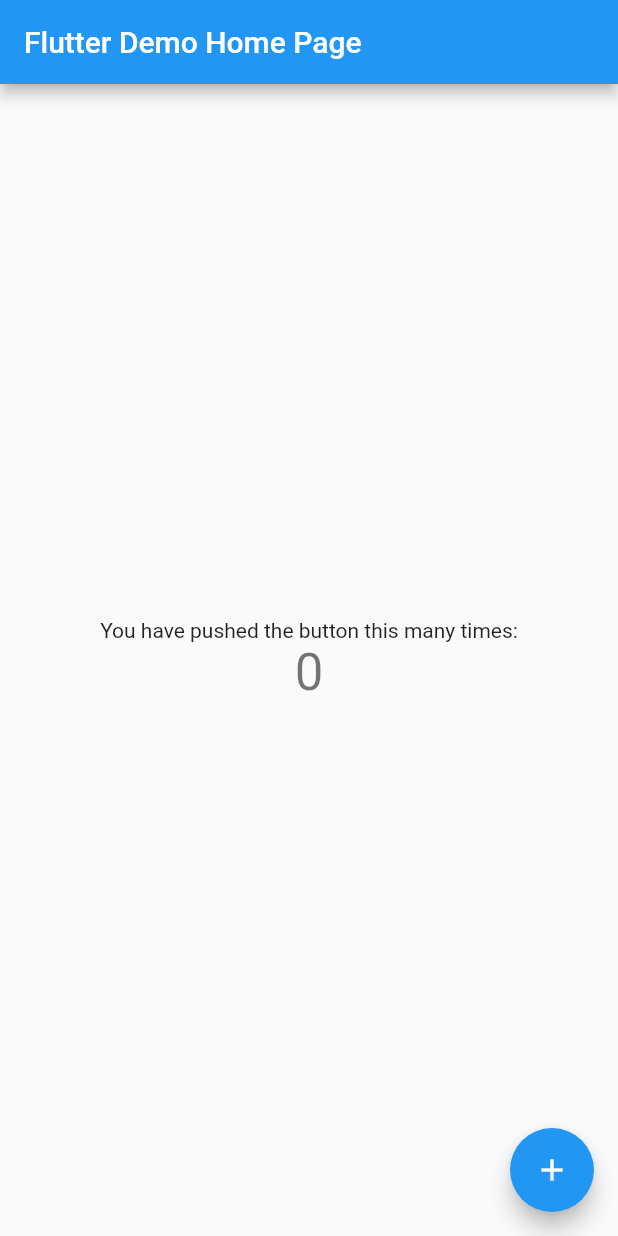
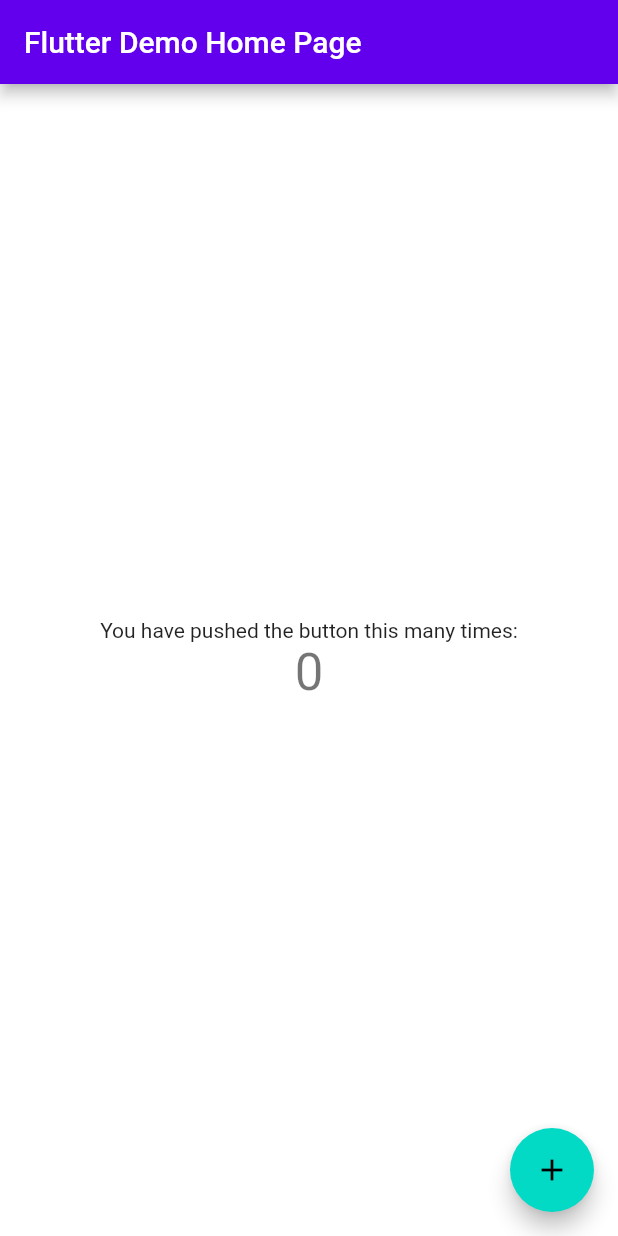
Before and after one commit to suliman-khaan/expense_ibrar, a Flutter app: the screen it shows after launch, on a phone screen of 412 x 824 dp. Run offline on Flutter 3.47's test engine with Material 2 defaults, Android fonts, the phone set to English and light mode, and no system bars.

Commit message:
Theme Setting

```diff
--- a/lib/main.dart
+++ b/lib/main.dart
@@ -1,4 +1,6 @@
 import 'package:flutter/material.dart';
+
+import 'src/resources/theme_provider.dart';
 
 void main() {
   runApp(const MyApp());
@@ -12,18 +14,9 @@ class MyApp extends StatelessWidget {
   Widget build(BuildContext context) {
     return MaterialApp(
       title: 'Flutter Demo',
-      theme: ThemeData(
-        // This is the theme of your application.
-        //
-        // Try running your application with "flutter run". You'll see the
-        // application has a blue toolbar. Then, without quitting the app, try
-        // changing the primarySwatch below to Colors.green and then invoke
-        // "hot reload" (press "r" in the console where you ran "flutter run",
-        // or simply save your changes to "hot reload" in a Flutter IDE).
-        // Notice that the counter didn't reset back to zero; the application
-        // is not restarted.
-        primarySwatch: Colors.blue,
-      ),
+      themeMode: ThemeMode.system,
+      theme: MyThemes.lightTheme,
+      darkTheme: MyThemes.darkTheme,
       home: const MyHomePage(title: 'Flutter Demo Home Page'),
     );
   }
@@ -31,18 +24,7 @@ class MyApp extends StatelessWidget {
 
 class MyHomePage extends StatefulWidget {
   const MyHomePage({Key? key, required this.title}) : super(key: key);
-
-  // This widget is the home page of your application. It is stateful, meaning
-  // that it has a State object (defined below) that contains fields that affect
-  // how it looks.
-
-  // This class is the configuration for the state. It holds the values (in this
-  // case the title) provided by the parent (in this case the App widget) and
-  // used by the build method of the State. Fields in a Widget subclass are
-  // always marked "final".
-
   final String title;
-
   @override
   State<MyHomePage> createState() => _MyHomePageState();
 }
@@ -52,47 +34,18 @@ class _MyHomePageState extends State<MyHomePage> {
 
   void _incrementCounter() {
     setState(() {
-      // This call to setState tells the Flutter framework that something has
-      // changed in this State, which causes it to rerun the build method below
-      // so that the display can reflect the updated values. If we changed
-      // _counter without calling setState(), then the build method would not be
-      // called again, and so nothing would appear to happen.
       _counter++;
     });
   }
 
   @override
   Widget build(BuildContext context) {
-    // This method is rerun every time setState is called, for instance as done
-    // by the _incrementCounter method above.
-    //
-    // The Flutter framework has been optimized to make rerunning build methods
-    // fast, so that you can just rebuild anything that needs updating rather
-    // than having to individually change instances of widgets.
     return Scaffold(
       appBar: AppBar(
-        // Here we take the value from the MyHomePage object that was created by
-        // the App.build method, and use it to set our appbar title.
         title: Text(widget.title),
       ),
       body: Center(
-        // Center is a layout widget. It takes a single child and positions it
-        // in the middle of the parent.
         child: Column(
-          // Column is also a layout widget. It takes a list of children and
-          // arranges them vertically. By default, it sizes itself to fit its
-          // children horizontally, and tries to be as tall as its parent.
-          //
-          // Invoke "debug painting" (press "p" in the console, choose the
-          // "Toggle Debug Paint" action from the Flutter Inspector in Android
-          // Studio, or the "Toggle Debug Paint" command in Visual Studio Code)
-          // to see the wireframe for each widget.
-          //
-          // Column has various properties to control how it sizes itself and
-          // how it positions its children. Here we use mainAxisAlignment to
-          // center the children vertically; the main axis here is the vertical
-          // axis because Columns are vertical (the cross axis would be
-          // horizontal).
           mainAxisAlignment: MainAxisAlignment.center,
           children: <Widget>[
             const Text(
--- /dev/null
+++ b/lib/src/resources/theme_provider.dart
@@ -0,0 +1,18 @@
+import 'package:flutter/material.dart';
+
+class ThemeProvider extends ChangeNotifier {
+  ThemeMode themeMode = ThemeMode.dark;
+
+  bool get isDarkMode => themeMode == ThemeMode.dark;
+}
+
+class MyThemes {
+  static final darkTheme = ThemeData(
+    scaffoldBackgroundColor: Colors.grey.shade900,
+    colorScheme: const ColorScheme.dark(),
+  );
+  static final lightTheme = ThemeData(
+    scaffoldBackgroundColor: Colors.white,
+    colorScheme: const ColorScheme.light(),
+  );
+}
```
Also changed, not shown: lib/src/resources/change_theme_button_widget.dart (added, +17 -0 lines), pubspec.yaml (+2 -32 lines), pubspec.lock.
